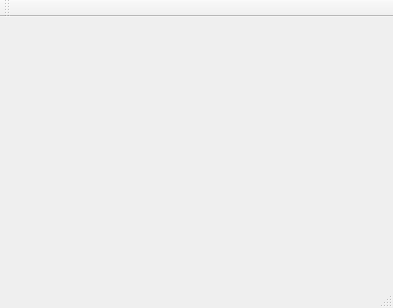
Before: the Qt Designer form mainwindow.ui in EemeliSyynimaa/Hemuli, drawn with Qt 5.
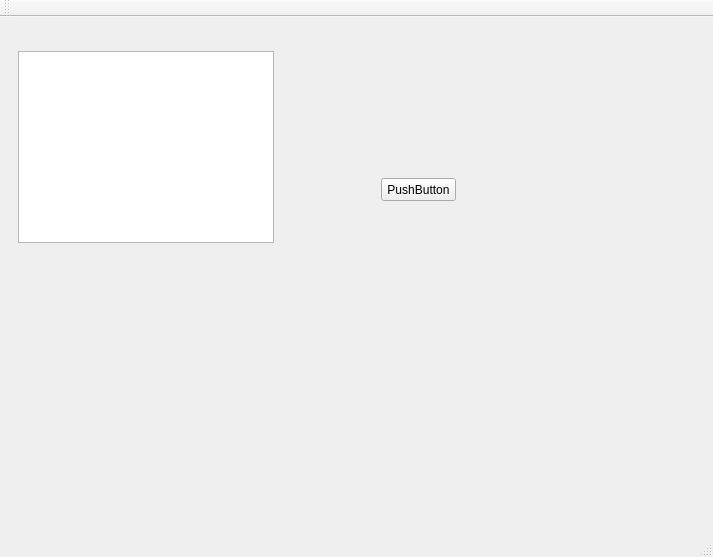
After: the same form once the commit is applied.

Patch:
```diff
--- a/mainwindow.ui
+++ b/mainwindow.ui
@@ -6,14 +6,66 @@
    <rect>
     <x>0</x>
     <y>0</y>
-    <width>393</width>
-    <height>308</height>
+    <width>713</width>
+    <height>557</height>
    </rect>
   </property>
   <property name="windowTitle">
    <string>HEro Maker UnLImited</string>
   </property>
-  <widget class="QWidget" name="centralWidget"/>
+  <widget class="QWidget" name="centralWidget">
+   <layout class="QGridLayout" name="gridLayout">
+    <item row="0" column="0">
+     <widget class="QWidget" name="menu" native="true">
+      <property name="enabled">
+       <bool>true</bool>
+      </property>
+      <widget class="QPushButton" name="pushButton">
+       <property name="geometry">
+        <rect>
+         <x>370</x>
+         <y>150</y>
+         <width>75</width>
+         <height>23</height>
+        </rect>
+       </property>
+       <property name="text">
+        <string>PushButton</string>
+       </property>
+      </widget>
+     </widget>
+    </item>
+   </layout>
+   <widget class="QWidget" name="herolist" native="true">
+    <property name="enabled">
+     <bool>true</bool>
+    </property>
+    <property name="geometry">
+     <rect>
+      <x>9</x>
+      <y>25</y>
+      <width>274</width>
+      <height>210</height>
+     </rect>
+    </property>
+    <property name="sizePolicy">
+     <sizepolicy hsizetype="Maximum" vsizetype="Maximum">
+      <horstretch>0</horstretch>
+      <verstretch>0</verstretch>
+     </sizepolicy>
+    </property>
+    <widget class="QListWidget" name="listWidget">
+     <property name="geometry">
+      <rect>
+       <x>9</x>
+       <y>9</y>
+       <width>256</width>
+       <height>192</height>
+      </rect>
+     </property>
+    </widget>
+   </widget>
+  </widget>
   <widget class="QMenuBar" name="menuBar">
    <property name="geometry">
     <rect>
```
Left out of the diff: 2 changed lines with no effect on the pictures.
